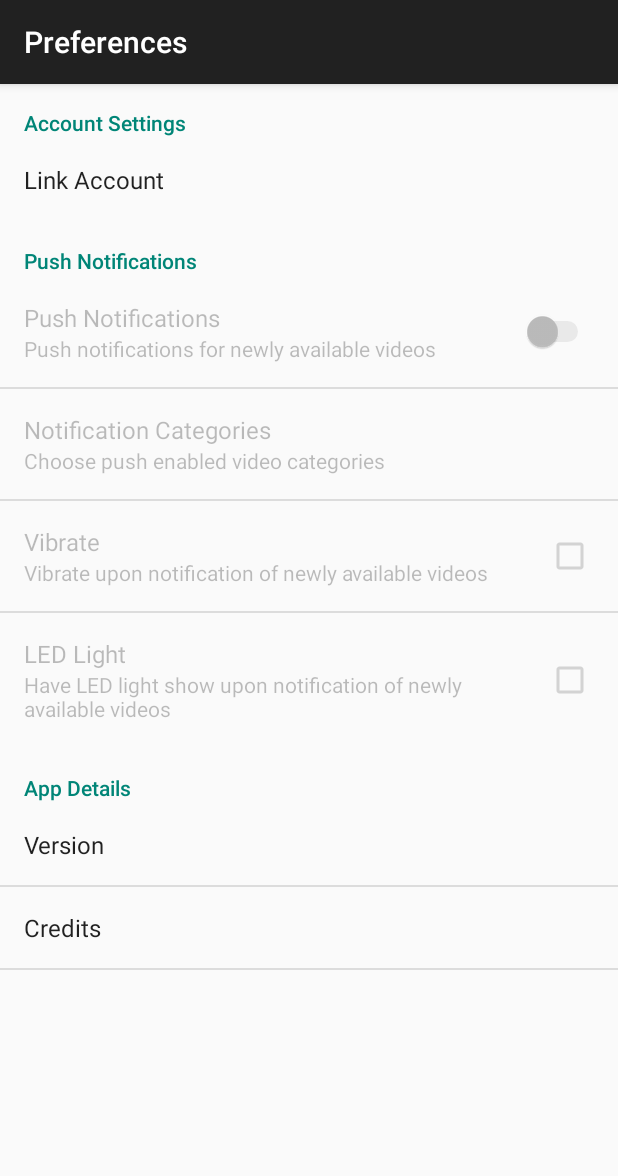
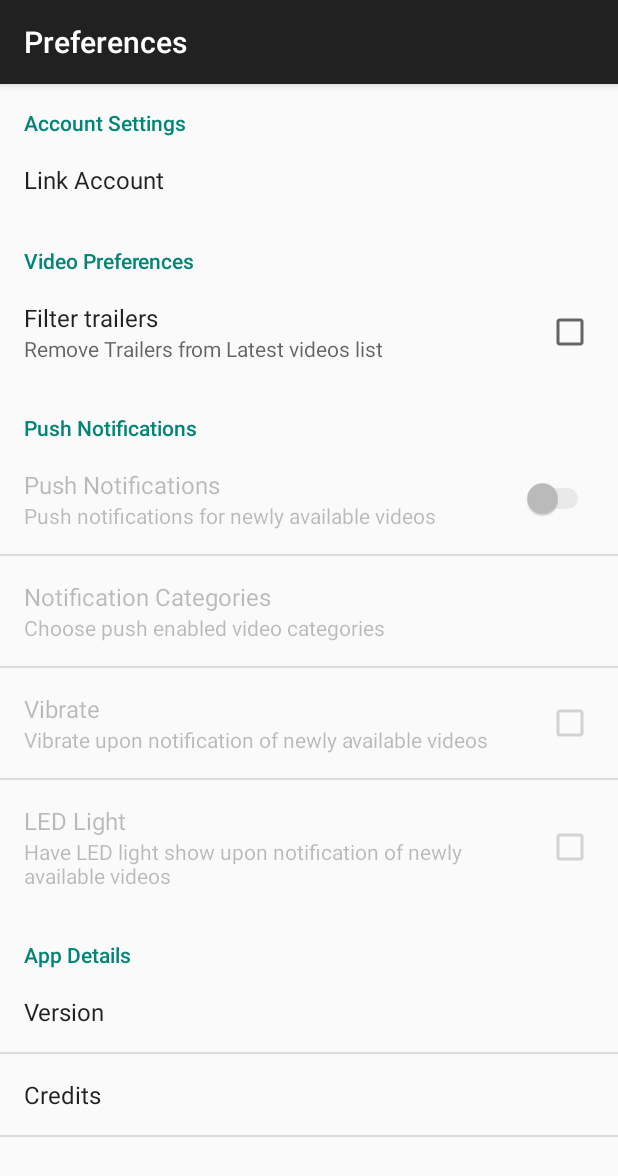
Before and after one commit to mrthomas108/Luchadeer, an Android app: the fragment PreferencesFragment placed in its activity, after a tap on "OK", on a phone screen of 412 x 824 dp. Shown: the top 1176 px of the screen. Run offline under Robolectric (Android 15) with nearby library versions, the phone set to English and light mode, and no system bars; libraries missing offline, so code that uses them is left out: com.google.sample.castcompanionlibrary; 6 statements that could not run were skipped.

Commit message:
allow users to filter out trailers from the latest video list

```diff
--- a/app/src/main/java/org/dforsyth/android/luchadeer/ui/preferences/PreferencesFragment.java
+++ b/app/src/main/java/org/dforsyth/android/luchadeer/ui/preferences/PreferencesFragment.java
@@ -36,17 +36,19 @@ import android.app.Dialog;
 import android.app.DialogFragment;
 import android.content.DialogInterface;
 import android.content.Intent;
+import android.content.SharedPreferences;
 import android.content.pm.PackageManager;
 import android.os.Bundle;
 import android.preference.MultiSelectListPreference;
 import android.preference.Preference;
 import android.preference.PreferenceFragment;
+import android.preference.PreferenceManager;
 import android.preference.SwitchPreference;
 
 import org.dforsyth.android.luchadeer.CreditsActivity;
 import org.dforsyth.android.luchadeer.R;
+import org.dforsyth.android.luchadeer.model.giantbomb.VideoType;
 import org.dforsyth.android.luchadeer.net.LuchadeerApi;
-import org.dforsyth.android.luchadeer.model.giantbomb.VideoType;
 import org.dforsyth.android.luchadeer.persist.LuchadeerPreferences;
 import org.dforsyth.android.luchadeer.ui.account.LinkSubscriptionFragment;
 import org.dforsyth.android.luchadeer.ui.account.OnAccountStateChangedListener;
@@ -182,6 +184,30 @@ public class PreferencesFragment extends PreferenceFragment {
         mOnAccountStateChangedListener = (OnAccountStateChangedListener) activity;
     }
 
+    private SharedPreferences.OnSharedPreferenceChangeListener mOnSharedPreferenceChangeListener =
+            new SharedPreferences.OnSharedPreferenceChangeListener() {
+                @Override
+                public void onSharedPreferenceChanged(SharedPreferences sharedPreferences, String key) {
+                    if (key.equals(getString(R.string.pref_filter_trailers))) {
+                        mOnAccountStateChangedListener.onAccountStateChanged();
+                    }
+                }
+            };
+
+    @Override
+    public void onResume() {
+        super.onResume();
+        PreferenceManager.getDefaultSharedPreferences(getActivity())
+                .registerOnSharedPreferenceChangeListener(mOnSharedPreferenceChangeListener);
+    }
+
+    @Override
+    public void onPause() {
+        super.onPause();
+        PreferenceManager.getDefaultSharedPreferences(getActivity())
+                .unregisterOnSharedPreferenceChangeListener(mOnSharedPreferenceChangeListener);
+    }
+
     public static  class VerifyFragment extends DialogFragment {
         private interface OnYesListener {
             public void onYes();
--- a/app/src/main/res/values/strings.xml
+++ b/app/src/main/res/values/strings.xml
@@ -130,6 +130,8 @@
     <string name="pref_share_recent_searches">org.dforsyth.android.giantbomb.preference.share_recent_searches</string>
     <string name="pref_share_viewed_games">org.dforsyth.android.giantbomb.preference.share_viewed_games</string>
 
+    <string name="pref_filter_trailers">org.dforsyth.android.giantbomb.preference.filter_trailers</string>
+
     <string name="giantbomb_request_error">We\'re having some trouble with the Giant Bomb API. Try again soon!</string>
     <string name="subscriber_content_error">Can\'t request subscriber content. Please link your subscriber account an try again.</string>
     <string name="rate_limit_error">Giant Bomb is enforcing its rate limit. Take a break and try again in a few minutes.</string>
--- a/app/src/main/res/xml/preferences.xml
+++ b/app/src/main/res/xml/preferences.xml
@@ -37,6 +37,13 @@
         <Preference
             android:key="pref_account_link" />
 
+    </PreferenceCategory>
+
+    <PreferenceCategory android:title="Video Preferences">
+        <CheckBoxPreference
+            android:title="Filter trailers"
+            android:key="@string/pref_filter_trailers"
+            android:summary="Remove Trailers from Latest videos list" />
     </PreferenceCategory>
 
     <PreferenceCategory android:title="Push Notifications" >
```
Also changed, not shown: app/src/main/java/org/dforsyth/android/luchadeer/model/giantbomb/Video.java (+7 -0 lines), app/src/main/java/org/dforsyth/android/luchadeer/persist/LuchadeerPreferences.java (+7 -0 lines), app/src/main/java/org/dforsyth/android/luchadeer/ui/video/VideoListFragment.java (+25 -2 lines).
